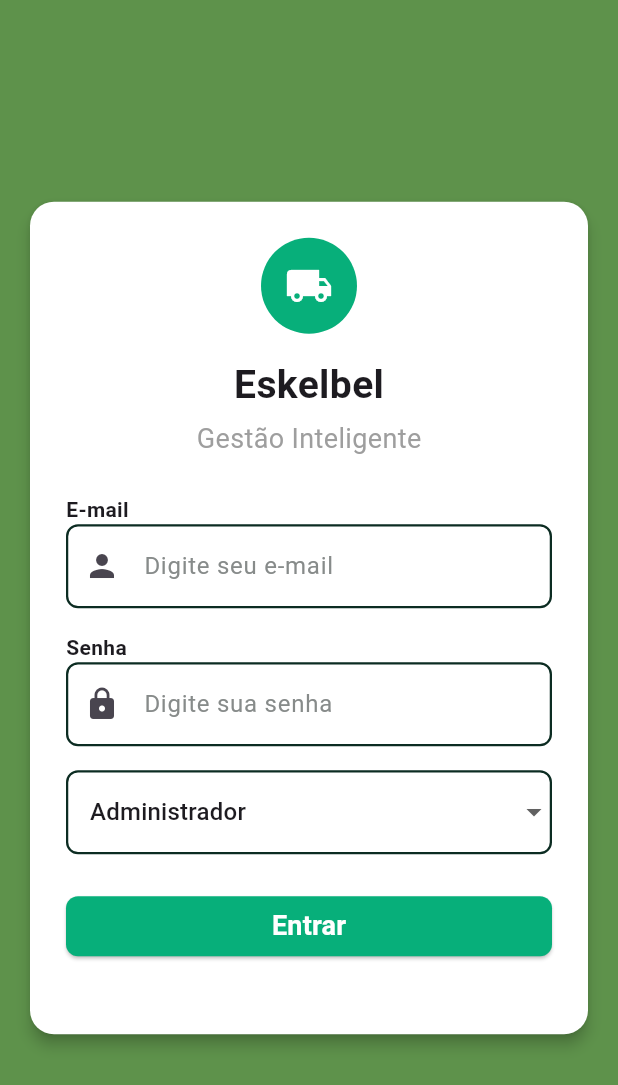
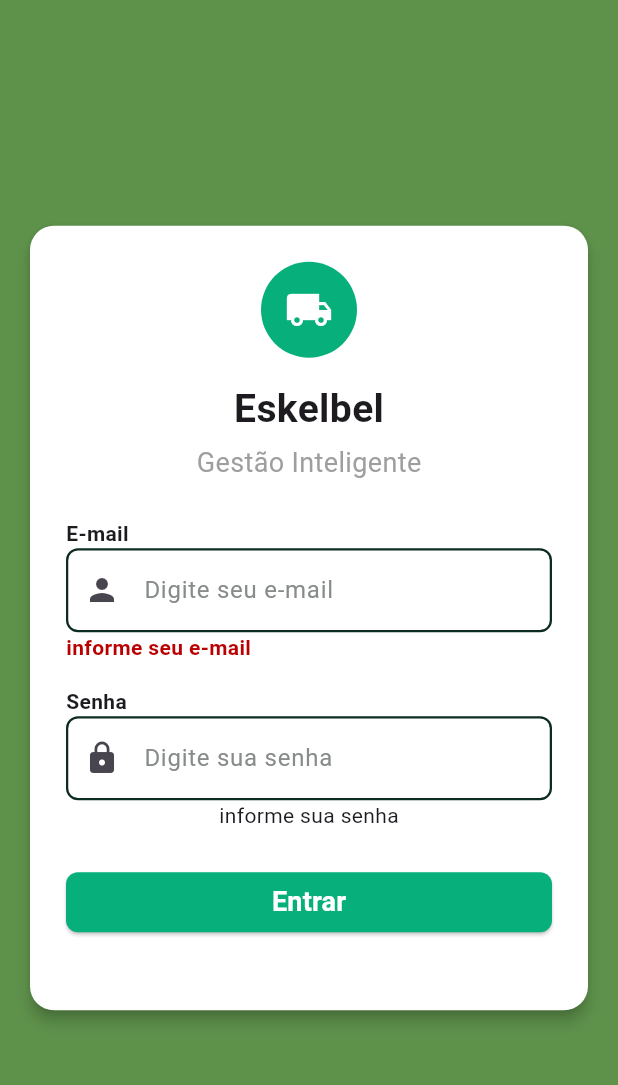
Before and after one commit to jooaonnz/Eskelbel-Gestao_inteligente, a Flutter app: the screen it shows after launch, on a phone screen of 412 x 824 dp. Shown: the top 1085 px of the screen. Run offline on Flutter 3.47's test engine with Material 3 defaults, Android fonts, the phone set to English and light mode, and no system bars.

Commit message:
fix: Corrigir o validador de email e senha

```diff
--- a/lib/src/features/auth/views/login_page.dart
+++ b/lib/src/features/auth/views/login_page.dart
@@ -16,55 +16,46 @@ class LoginPage extends StatefulWidget {
 class _LoginPageState extends State<LoginPage> {
   final TextEditingController emailController = TextEditingController();
   final TextEditingController passwordController = TextEditingController();
-  String selectedRole = 'admin';
 
   void handleSubmit() {
     final email = emailController.text;
-    final role = selectedRole;
-    final name = role == 'admin'
-        ? 'Administrador'
-        : role == 'estoquista'
-        ? 'João Silva'
-        : role == 'motorista'
-        ? 'Carlos Santos'
-        : 'Maria Costa';
+    final password = passwordController.text;
 
-    final user = {'id': '1', 'name': name, 'email': email, 'role': role};
+  final user = {'email': email, 'password': password};
 
-    _navigateBasedOnRole(user);
+      if (email.isNotEmpty) {
+        print('Validado');
+        _navigateBasedOnRole(user);
+        return;
+      }else{
+        isValid();
+      }
   }
 
-  void quickLogin(String role) {
-    final roleNames = {
-      'admin': 'Administrador',
-      'estoquista': 'João Silva',
-      'motorista': 'Carlos Santos',
-      'financeiro': 'Maria Costa',
-    };
+  void isValid() {
 
-    final user = {
-      'id': '1',
-      'name': roleNames[role],
-      'email': '$role@distribui.com',
-      'role': role,
-    };
+       const Align(
+          alignment: Alignment.centerLeft,
+          child:const Text('informe seu e-mail', style: TextStyle(color: Color.fromARGB(255, 185, 1, 1), fontWeight: FontWeight.bold),
+          ),
+        );
 
-    _navigateBasedOnRole(user);
   }
 
   void _navigateBasedOnRole(Map<String, dynamic> user) {
     Widget nextPage;
 
-    if (user['role'] == 'estoquista') {
+    if (user['role'] == 'estoque@gmail.com') {
       nextPage = InventoryPage(user: user);
-    } else if (user['role'] == 'financeiro') {
+    } else if (user['role'] == 'financeiro@gmail.com') {
       nextPage = FinancialPage(user: user);
-    } else if (user['role'] == 'motorista') {
+    } else if (user['role'] == 'motorista@gmail.com') {
       nextPage = DriverPage(user: user);
-    } else if (user['role'] == 'admin') {
+    } else if (user['role'] == 'adm@gmail.com') {
       nextPage = AdminPage(user: user);
     } else {
-      nextPage = HomePage(user: user);
+      print('Caiu nulo');
+      nextPage = LoginPage();
     }
 
     Navigator.of(
@@ -148,7 +139,15 @@ class _LoginPageState extends State<LoginPage> {
                          )
                       ),
                       keyboardType: TextInputType.emailAddress,
+
                     ),
+                    if(emailController.text.isEmpty)
+                       const Align(
+                          alignment: Alignment.centerLeft,
+                          child:const Text('informe seu e-mail', style: TextStyle(color: Color.fromARGB(255, 185, 1, 1), fontWeight: FontWeight.bold),
+                        ),
+                       ),
+
                     const SizedBox(height: 16),
 
                     const Align(
@@ -177,44 +176,8 @@ class _LoginPageState extends State<LoginPage> {
                       ),
                       obscureText: true,
                     ),
-                    const SizedBox(height: 16),
-                    DropdownButtonFormField<String>(
-                      value: selectedRole,
-                      decoration: const InputDecoration(
-                        enabledBorder: OutlineInputBorder(
-                          borderRadius: BorderRadius.all(Radius.circular(8)),
-                          borderSide: BorderSide(color: Color.fromARGB(255, 12, 44, 34), width: 1.50),
-                        ),
-                        focusedBorder: OutlineInputBorder(
-                          borderRadius: BorderRadius.all(Radius.circular(8)),
-                          borderSide: BorderSide(color: Color.fromARGB(255, 7, 175, 122), width: 2),
-                        ),
+                    const Text('informe sua senha'),
 
-                      ),
-                      items: const [
-                        DropdownMenuItem(
-                          value: 'admin',
-                          child: Text('Administrador',),
-                        ),
-                        DropdownMenuItem(
-                          value: 'estoquista',
-                          child: Text('Estoquista'),
-                        ),
-                        DropdownMenuItem(
-                          value: 'motorista',
-                          child: Text('Motorista'),
-                        ),
-                        DropdownMenuItem(
-                          value: 'financeiro',
-                          child: Text('Financeiro'),
-                        ),
-                      ],
-                      onChanged: (value) {
-                        setState(() {
-                          selectedRole = value ?? 'admin';
-                        });
-                      },
-                    ),
                     const SizedBox(height: 24),
                     SizedBox(
                       width: double.infinity,
```
